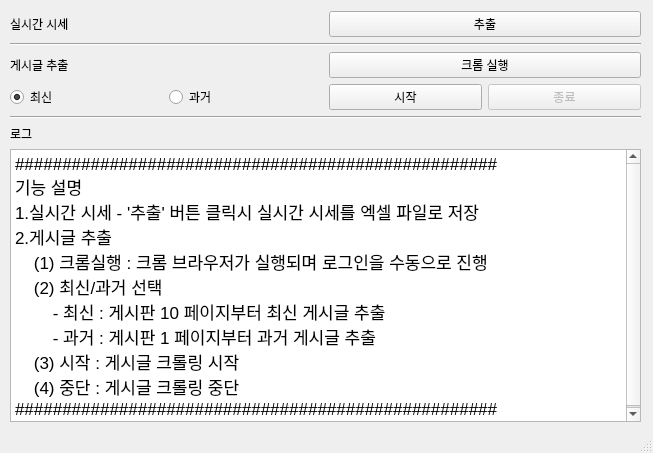
alsoj/sideproejct, file coinpan/CoinpanCrawler.ui: the form before one commit.
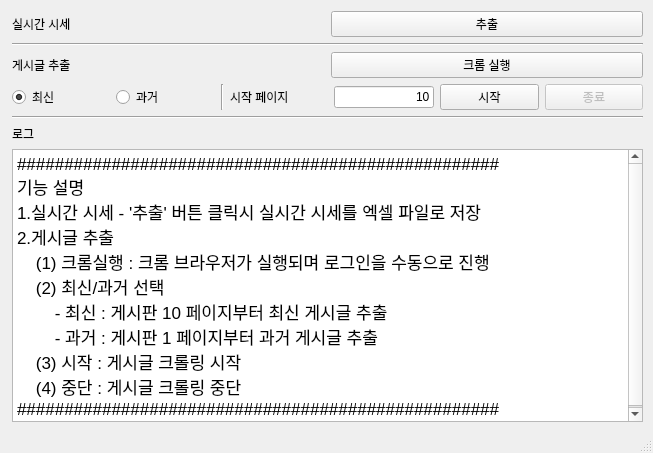
The form after the commit.

Commit message: 코인판 크롤러 크롤링 수정 - 실시간 시세 - UI 수정

What changed in the file:
```diff
--- a/coinpan/CoinpanCrawler.ui
+++ b/coinpan/CoinpanCrawler.ui
@@ -14,10 +14,10 @@
    <string>Coinpan Crawler</string>
   </property>
   <widget class="QWidget" name="centralwidget">
-   <widget class="QWidget" name="layoutWidget">
+   <widget class="QWidget" name="">
     <property name="geometry">
      <rect>
-      <x>10</x>
+      <x>12</x>
       <y>11</y>
       <width>631</width>
       <height>411</height>
@@ -53,6 +53,12 @@
       <layout class="QHBoxLayout" name="horizontalLayout_2">
        <item>
         <widget class="QLabel" name="label_post">
+         <property name="maximumSize">
+          <size>
+           <width>16777215</width>
+           <height>16777215</height>
+          </size>
+         </property>
          <property name="text">
           <string>게시글 추출</string>
          </property>
@@ -86,6 +92,51 @@
          </property>
         </widget>
        </item>
+       <item>
+        <widget class="Line" name="line_3">
+         <property name="orientation">
+          <enum>Qt::Vertical</enum>
+         </property>
+        </widget>
+       </item>
+       <item>
+        <widget class="QLabel" name="label_post_2">
+         <property name="minimumSize">
+          <size>
+           <width>0</width>
+           <height>0</height>
+          </size>
+         </property>
+         <property name="text">
+          <string>시작 페이지</string>
+         </property>
+        </widget>
+       </item>
+       <item>
+        <widget class="QLineEdit" name="edit_page">
+         <property name="minimumSize">
+          <size>
+           <width>0</width>
+           <height>0</height>
+          </size>
+         </property>
+         <property name="maximumSize">
+          <size>
+           <width>100</width>
+           <height>16777215</height>
+          </size>
+         </property>
+         <property name="text">
+          <string>10</string>
+         </property>
+         <property name="alignment">
+          <set>Qt::AlignRight|Qt::AlignTrailing|Qt::AlignVCenter</set>
+         </property>
+         <property name="placeholderText">
+          <string>숫자 입력</string>
+         </property>
+        </widget>
+       </item>
        <item>
         <widget class="QPushButton" name="btn_start">
          <property name="text">
```
The commit also changes 3 other files.
